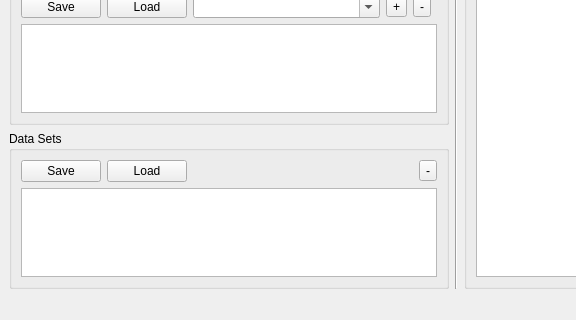
Old version of the form window.ui in the repository radarsat1/cvpca; both pictures show x 0 to 576 and y 312 to 632 of the 912 by 632 pixel window.
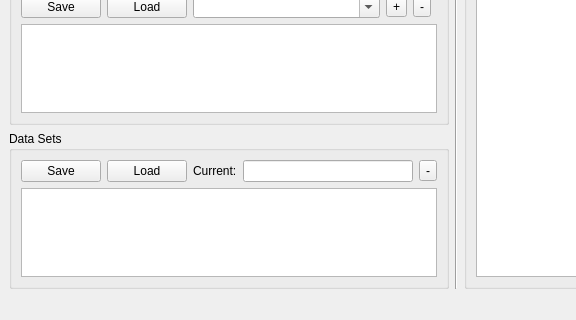
New version of the form.

Commit message: Add a field to display currently-loaded dataset name.

```diff
--- a/window.ui
+++ b/window.ui
@@ -269,17 +269,18 @@
             </widget>
            </item>
            <item>
-            <spacer name="horizontalSpacer_2">
-             <property name="orientation">
-              <enum>Qt::Horizontal</enum>
+            <widget class="QLabel" name="labelCurrentDataset">
+             <property name="text">
+              <string>Current:</string>
              </property>
-             <property name="sizeHint" stdset="0">
-              <size>
-               <width>40</width>
-               <height>20</height>
-              </size>
+            </widget>
+           </item>
+           <item>
+            <widget class="QLineEdit" name="currentDataset">
+             <property name="readOnly">
+              <bool>true</bool>
              </property>
-            </spacer>
+            </widget>
            </item>
            <item>
             <widget class="QToolButton" name="removeDatasetButton">
```
